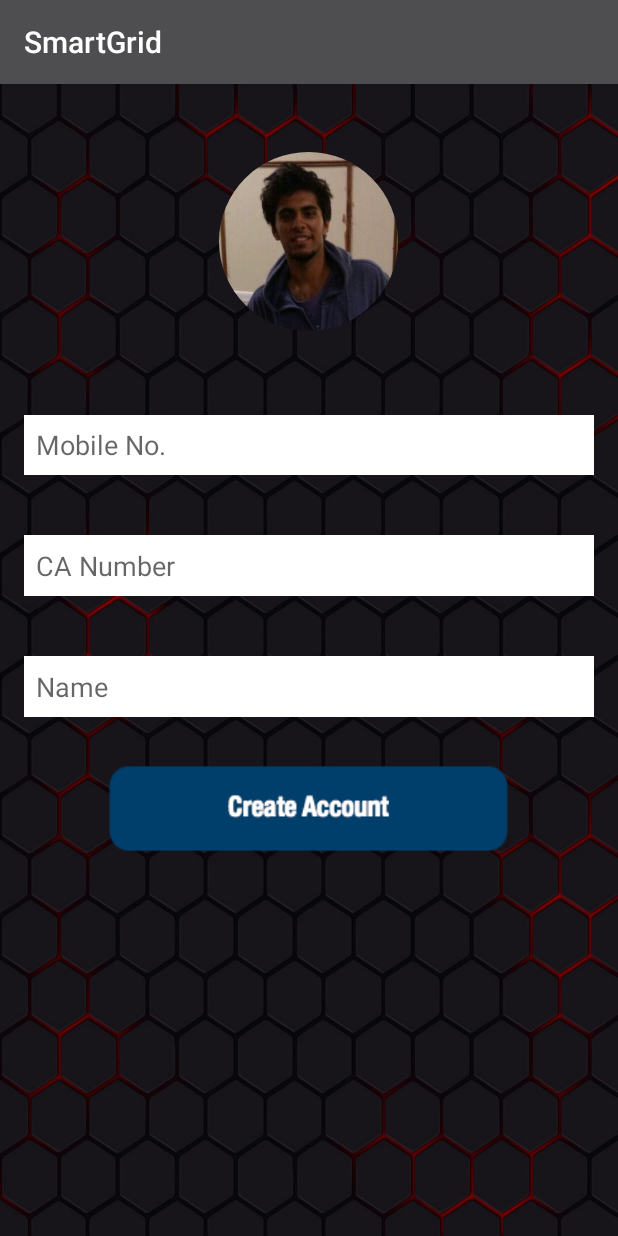
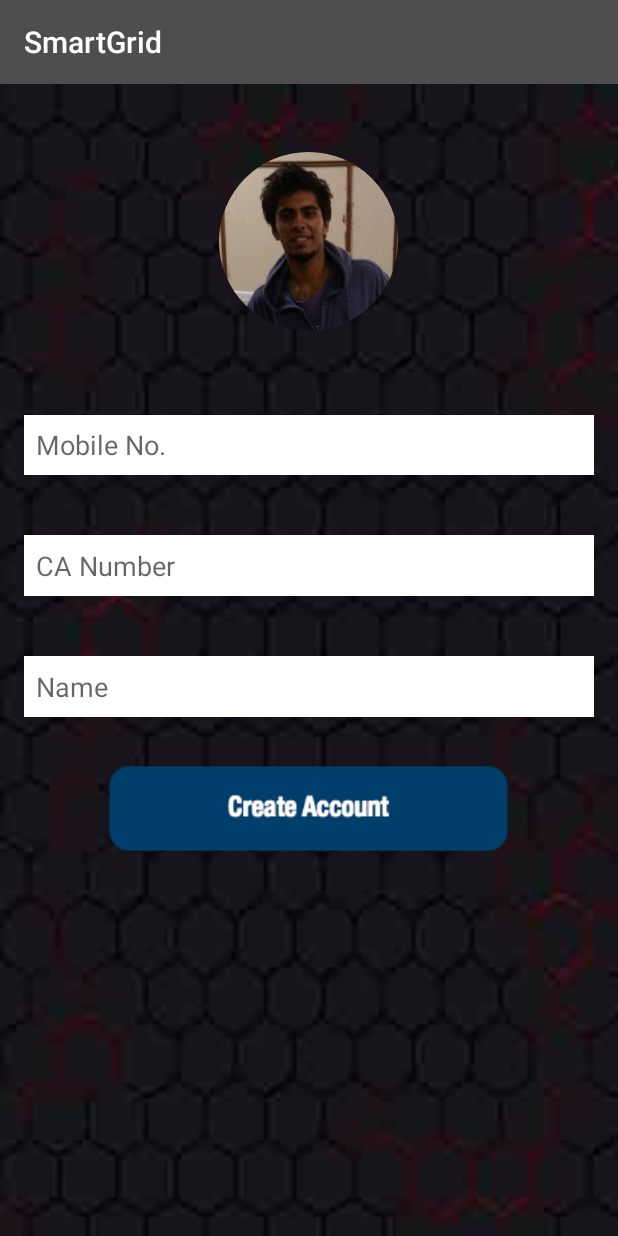
Before and after one commit to mayank408/AMHSHack, an Android app: the screen it shows after launch (Login), on a phone screen of 412 x 824 dp. Run offline under Robolectric (Android 15) with nearby library versions, the phone set to English and light mode, and no system bars; our stand-ins replace CircleImageView.

Commit message:
background updates

```diff
--- a/app/src/main/res/layout/activity_login.xml
+++ b/app/src/main/res/layout/activity_login.xml
@@ -8,7 +8,7 @@
     android:layout_height="match_parent"
     android:gravity="center_horizontal"
     android:padding="16dp"
-    android:background="@drawable/unknown">
+    android:background="@drawable/unknowns">
     <de.hdodenhof.circleimageview.CircleImageView
         xmlns:app="http://schemas.android.com/apk/res-auto"
         android:id="@+id/profile_image"
--- a/app/src/main/res/layout/activity_second_login.xml
+++ b/app/src/main/res/layout/activity_second_login.xml
@@ -5,7 +5,7 @@
     android:id="@+id/activity_second_login"
     android:layout_width="match_parent"
     android:layout_height="match_parent"
-    android:background="@drawable/unknown"
+    android:background="@drawable/unknowns"
     >
 
     <View android:layout_height="180dp"
```
Also changed, not shown: app/src/main/res/drawable/unknown.jpeg (deleted), app/src/main/res/drawable/unknowns.jpeg (added).
